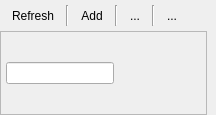
Qt form src/ui/qgsbrowserdockwidgetbase.ui (qgis/QGIS) before a commit.
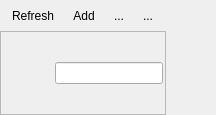
The same form after that commit. Icons and pictures are not drawn. Custom widgets are drawn as their Qt base class.

Commit message: browser dock filter: use QgsFilterLineEdit, ui and code cleanup ; add QgsFilterLineEdit::cleared() signal

What changed in the file:
```diff
--- a/src/ui/qgsbrowserdockwidgetbase.ui
+++ b/src/ui/qgsbrowserdockwidgetbase.ui
@@ -68,13 +68,6 @@
         </property>
        </widget>
       </item>
-      <item>
-       <widget class="Line" name="line_3">
-        <property name="orientation">
-         <enum>Qt::Vertical</enum>
-        </property>
-       </widget>
-      </item>
       <item>
        <widget class="QToolButton" name="mBtnAddLayers">
         <property name="toolTip">
@@ -95,37 +88,6 @@
         </property>
        </widget>
       </item>
-      <item>
-       <widget class="Line" name="line">
-        <property name="orientation">
-         <enum>Qt::Vertical</enum>
-        </property>
-       </widget>
-      </item>
-      <item>
-       <widget class="QToolButton" name="mBtnCollapse">
-        <property name="toolTip">
-         <string>Collapse All</string>
-        </property>
-        <property name="text">
-         <string>...</string>
-        </property>
-        <property name="icon">
-         <iconset resource="../../images/images.qrc">
-          <normaloff>:/images/themes/default/mActionCollapseTree.png</normaloff>:/images/themes/default/mActionCollapseTree.png</iconset>
-        </property>
-        <property name="autoRaise">
-         <bool>true</bool>
-        </property>
-       </widget>
-      </item>
-      <item>
-       <widget class="Line" name="line_2">
-        <property name="orientation">
-         <enum>Qt::Vertical</enum>
-        </property>
-       </widget>
-      </item>
       <item>
        <widget class="QToolButton" name="mBtnFilterShow">
         <property name="toolTip">
@@ -149,6 +111,23 @@
         </property>
        </widget>
       </item>
+      <item>
+       <widget class="QToolButton" name="mBtnCollapse">
+        <property name="toolTip">
+         <string>Collapse All</string>
+        </property>
+        <property name="text">
+         <string>...</string>
+        </property>
+        <property name="icon">
+         <iconset resource="../../images/images.qrc">
+          <normaloff>:/images/themes/default/mActionCollapseTree.png</normaloff>:/images/themes/default/mActionCollapseTree.png</iconset>
+        </property>
+        <property name="autoRaise">
+         <bool>true</bool>
+        </property>
+       </widget>
+      </item>
       <item>
        <spacer name="horizontalSpacer">
         <property name="orientation">
@@ -192,88 +171,20 @@
          </property>
          <layout class="QHBoxLayout" name="horizontalLayout_3">
           <property name="spacing">
-           <number>5</number>
+           <number>2</number>
           </property>
           <property name="leftMargin">
-           <number>5</number>
+           <number>2</number>
           </property>
           <property name="topMargin">
            <number>0</number>
           </property>
           <property name="rightMargin">
-           <number>5</number>
+           <number>2</number>
           </property>
           <property name="bottomMargin">
            <number>0</number>
           </property>
-          <item>
-           <widget class="QLineEdit" name="mLeFilter">
-            <property name="sizePolicy">
-             <sizepolicy hsizetype="MinimumExpanding" vsizetype="Fixed">
-              <horstretch>0</horstretch>
-              <verstretch>0</verstretch>
-             </sizepolicy>
-            </property>
-            <property name="minimumSize">
-             <size>
-              <width>50</width>
-              <height>0</height>
-             </size>
-            </property>
-            <property name="maximumSize">
-             <size>
-              <width>200</width>
-              <height>16777215</height>
-             </size>
-            </property>
-            <property name="baseSize">
-             <size>
-              <width>0</width>
-              <height>0</height>
-             </size>
-            </property>
-           </widget>
-          </item>
-          <item>
-           <widget class="QToolButton" name="mBtnFilter">
-            <property name="maximumSize">
-             <size>
-              <width>16777215</width>
-              <height>16777215</height>
-             </size>
-            </property>
-            <property name="toolTip">
-             <string>Filter files</string>
-            </property>
-            <property name="text">
-             <string/>
-            </property>
-            <property name="icon">
-             <iconset resource="../../images/images.qrc">
-              <normaloff>:/images/themes/default/mActionFilter.png</normaloff>:/images/themes/default/mActionFilter.png</iconset>
-            </property>
-            <property name="autoRaise">
-             <bool>true</bool>
-            </property>
-           </widget>
-          </item>
-          <item>
-           <widget class="QToolButton" name="mBtnFilterClear">
-            <property name="toolTip">
-             <string>Clear Filter</string>
-            </property>
-            <property name="text">
-             <string/>
-            </property>
-            <property name="icon">
-             <iconset resource="../../images/images.qrc">
-              <normaloff>:/images/themes/default/mActionFilterDelete.png</normaloff>:/images/themes/default/mActionFilterDelete.png</iconset>
-            </property>
-            <property name="autoRaise">
-             <bool>true</bool>
-            </property>
-           </widget>
-          </item>
           <item>
            <widget class="QToolButton" name="mBtnFilterOptions">
             <property name="toolTip">
@@ -297,6 +208,57 @@
             </property>
            </widget>
           </item>
+          <item>
+           <widget class="QToolButton" name="mBtnFilter">
+            <property name="maximumSize">
+             <size>
+              <width>16777215</width>
+              <height>16777215</height>
+             </size>
+            </property>
+            <property name="toolTip">
+             <string>Filter files</string>
+            </property>
+            <property name="text">
+             <string/>
+            </property>
+            <property name="icon">
+             <iconset resource="../../images/images.qrc">
+              <normaloff>:/images/themes/default/mActionFilter.png</normaloff>:/images/themes/default/mActionFilter.png</iconset>
+            </property>
+            <property name="autoRaise">
+             <bool>true</bool>
+            </property>
+           </widget>
+          </item>
+          <item>
+           <widget class="QgsFilterLineEdit" name="mLeFilter">
+            <property name="sizePolicy">
+             <sizepolicy hsizetype="Preferred" vsizetype="Fixed">
+              <horstretch>0</horstretch>
+              <verstretch>0</verstretch>
+             </sizepolicy>
+            </property>
+            <property name="minimumSize">
+             <size>
+              <width>0</width>
+              <height>0</height>
+             </size>
+            </property>
+            <property name="maximumSize">
+             <size>
+              <width>200</width>
+              <height>16777215</height>
+             </size>
+            </property>
+            <property name="baseSize">
+             <size>
+              <width>0</width>
+              <height>0</height>
+             </size>
+            </property>
+           </widget>
+          </item>
          </layout>
          <zorder>mBtnFilter</zorder>
          <zorder>mBtnFilter</zorder>
@@ -334,6 +296,13 @@
    </layout>
   </widget>
  </widget>
+ <customwidgets>
+  <customwidget>
+   <class>QgsFilterLineEdit</class>
+   <extends>QLineEdit</extends>
+   <header>qgsfilterlineedit.h</header>
+  </customwidget>
+ </customwidgets>
  <resources>
   <include location="../../images/images.qrc"/>
  </resources>
```
Left out of the diff: 5 changed lines with no effect on the pictures. The commit also changes 6 other files.
